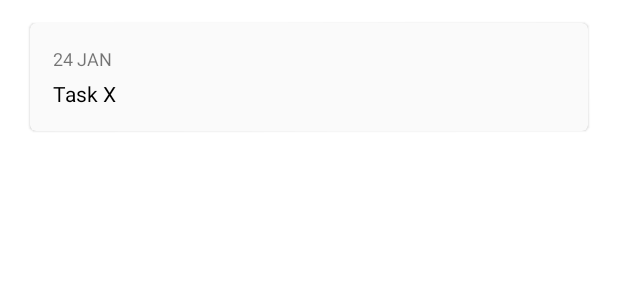
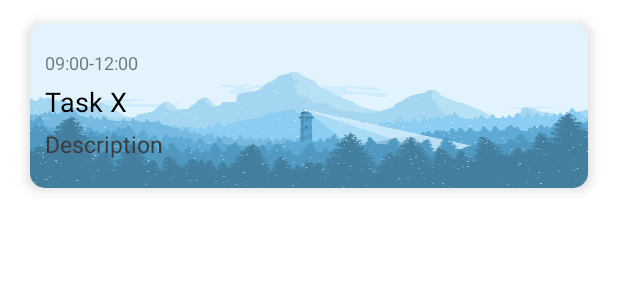
Before and after one commit to Fachhochschule-Erfurt-BA5/MPE, an Android app: the layout task_item.xml on its own in the app's theme, with its tools: preview values and no code run, on a phone screen of 412 x 824 dp. Shown: the top 300 px of the screen. Run offline under Robolectric (Android 15) with nearby library versions, the phone set to English and light mode, and no system bars.

Commit message:
item_task_try

```diff
--- a/app/src/main/res/layout/task_item.xml
+++ b/app/src/main/res/layout/task_item.xml
@@ -17,29 +17,52 @@
         android:layout_marginRight="10dp"
         android:layout_gravity="center_vertical"
         app:cardBackgroundColor="@color/colorGrey50"
-        app:contentPadding="15dp"
+        app:cardCornerRadius="10dp"
+        app:cardElevation="5dp"
+        android:clickable="true"
+        android:focusable="true"
     >
+        <ImageView
+            android:id="@+id/card_bg"
+            android:layout_width="match_parent"
+            android:layout_height="110dp"
+            android:background="@drawable/ic_img1"
+            android:alpha="0.8"
+            android:scaleType="centerCrop"/>
+
         <LinearLayout
             android:layout_width="match_parent"
             android:layout_height="wrap_content"
             android:layout_gravity="center"
             android:gravity="center"
-            android:orientation="vertical">
+            android:orientation="vertical"
+            android:layout_margin="10dp">
+
 
             <androidx.appcompat.widget.AppCompatTextView
                 android:layout_width="match_parent"
                 android:layout_height="wrap_content"
-                android:id="@+id/text_timeline_date"
+                android:id="@+id/task_date"
                 android:textSize="12sp"
-                tools:text="24 JAN"/>
+                tools:text="09:00-12:00"/>
 
             <androidx.appcompat.widget.AppCompatTextView
                 android:layout_width="match_parent"
                 android:layout_height="wrap_content"
                 android:layout_marginTop="5dp"
-                android:id="@+id/text_timeline_title"
+                android:id="@+id/task_name"
                 android:textColor="@android:color/black"
-                tools:text="Task X"/>
+                tools:text="Task X"
+                android:textSize="18sp"/>
+
+            <androidx.appcompat.widget.AppCompatTextView
+                android:layout_width="match_parent"
+                android:layout_height="wrap_content"
+                android:layout_marginTop="5dp"
+                android:id="@+id/task_descrip"
+                android:textColor="@color/black_semi"
+                tools:text="Description"
+                android:textSize="15sp"/>/>
 
         </LinearLayout>
     </com.google.android.material.card.MaterialCardView>
--- a/app/src/main/res/values/colors.xml
+++ b/app/src/main/res/values/colors.xml
@@ -8,4 +8,5 @@
     <color name="black">#FF000000</color>
     <color name="white">#FFFFFFFF</color>
     <color name="colorGrey50">#fafafa</color>
+    <color name="black_semi">#3B3B3B</color>
 </resources>
```
Also changed, not shown: app/src/main/res/drawable-v24/ic_img1.png (added).
